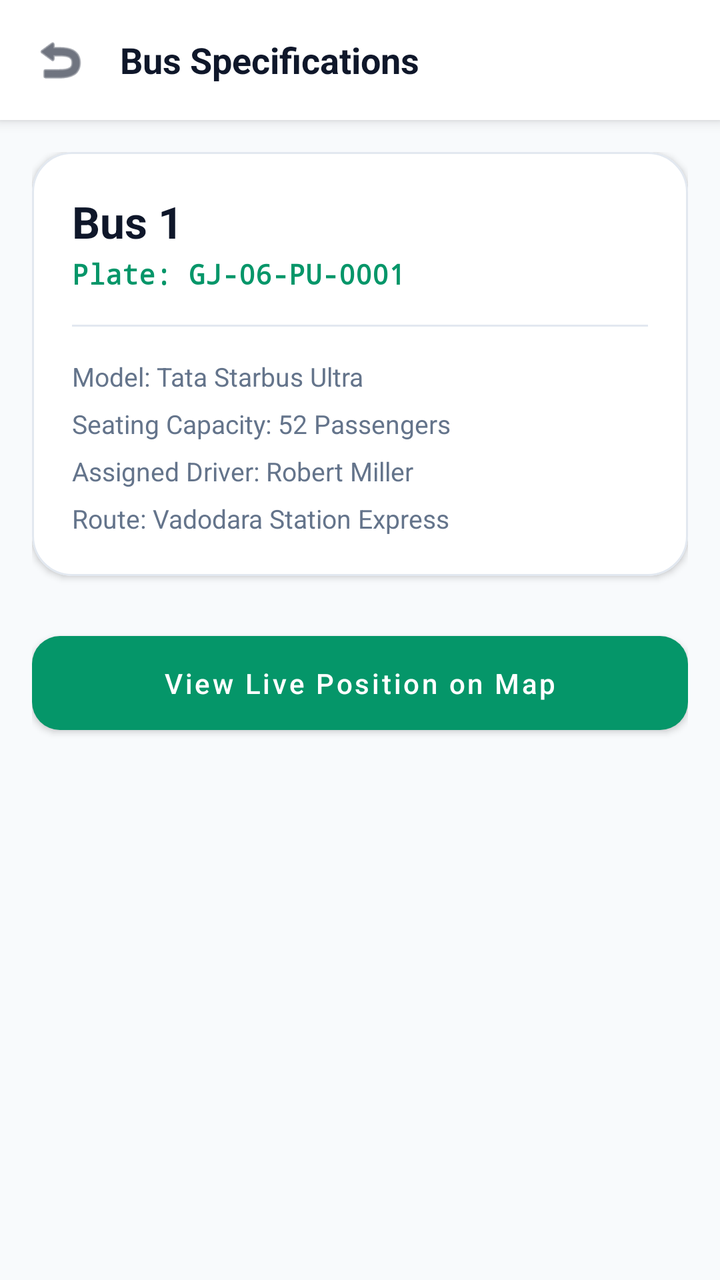
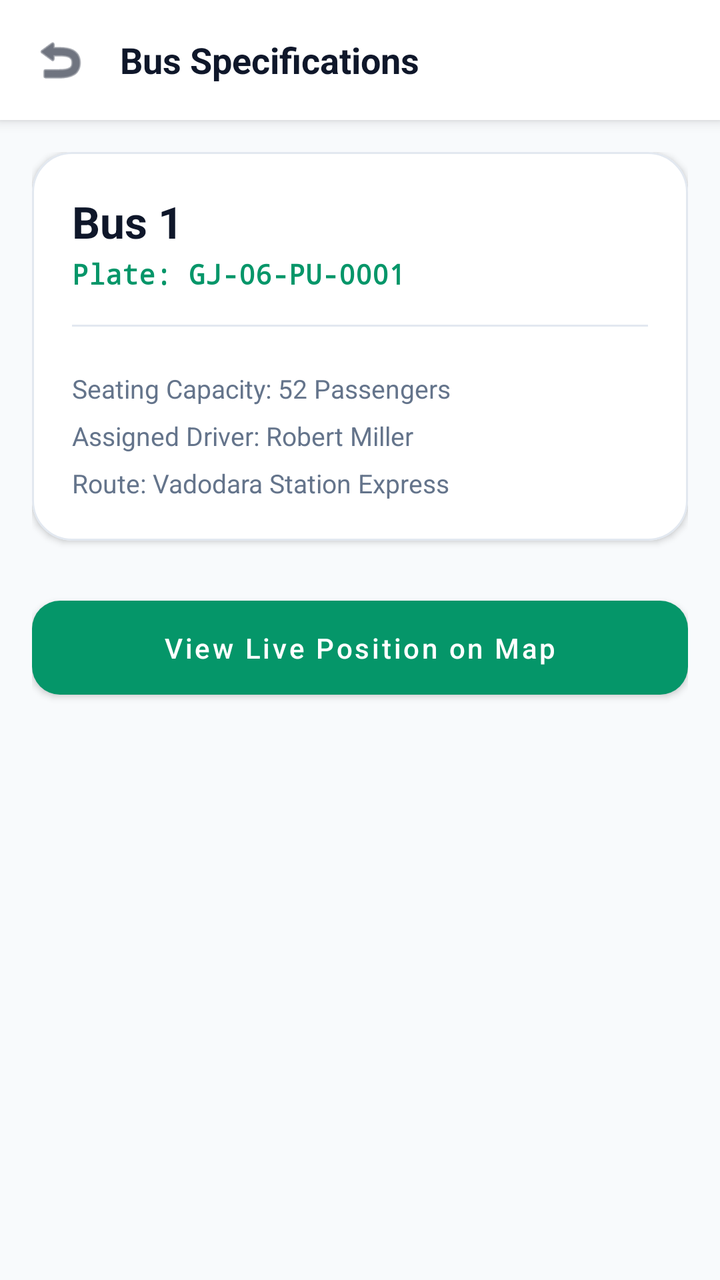

Before-and-after screenshots of an Android layout around one commit, followed by the original layout XML and the change that was made.
<!-- AndroidManifest.xml: application theme Theme.UniTrack -->
<!-- res/layout/activity_bus_detail.xml -->
<?xml version="1.0" encoding="utf-8"?>
<ScrollView xmlns:android="http://schemas.android.com/apk/res/android"
    xmlns:app="http://schemas.android.com/apk/res-auto"
    android:layout_width="match_parent"
    android:layout_height="match_parent"
    android:background="@color/background"
    android:fillViewport="true">

    <LinearLayout
        android:layout_width="match_parent"
        android:layout_height="wrap_content"
        android:orientation="vertical">

        <LinearLayout
            android:layout_width="match_parent"
            android:layout_height="wrap_content"
            android:background="@color/white"
            android:elevation="4dp"
            android:gravity="center_vertical"
            android:orientation="horizontal"
            android:padding="16dp">

            <ImageView
                android:id="@+id/btnBack"
                android:layout_width="28dp"
                android:layout_height="28dp"
                android:clickable="true"
                android:focusable="true"
                android:src="@android:drawable/ic_menu_revert"
                app:tint="@color/text_primary" />

            <TextView
                android:layout_width="wrap_content"
                android:layout_height="wrap_content"
                android:layout_marginStart="16dp"
                android:text="Bus Specifications"
                android:textColor="@color/text_primary"
                android:textSize="18sp"
                android:textStyle="bold" />
        </LinearLayout>

        <LinearLayout
            android:layout_width="match_parent"
            android:layout_height="wrap_content"
            android:orientation="vertical"
            android:padding="16dp">

            <com.google.android.material.card.MaterialCardView
                style="@style/Widget.UniTrack.Card"
                android:layout_width="match_parent"
                android:layout_height="wrap_content"
                app:cardCornerRadius="20dp">

                <LinearLayout
                    android:layout_width="match_parent"
                    android:layout_height="wrap_content"
                    android:orientation="vertical"
                    android:padding="20dp">

                    <TextView
                        android:id="@+id/tvBusNumber"
                        android:layout_width="wrap_content"
                        android:layout_height="wrap_content"
                        android:text="Bus 1"
                        android:textColor="@color/text_primary"
                        android:textSize="22sp"
                        android:textStyle="bold" />

                    <TextView
                        android:id="@+id/tvLicensePlate"
                        android:layout_width="wrap_content"
                        android:layout_height="wrap_content"
                        android:layout_marginTop="2dp"
                        android:fontFamily="monospace"
                        android:text="Plate: GJ-06-PU-0001"
                        android:textColor="@color/primary"
                        android:textSize="14sp"
                        android:textStyle="bold" />

                    <View
                        android:layout_width="match_parent"
                        android:layout_height="1dp"
                        android:layout_marginTop="16dp"
                        android:layout_marginBottom="16dp"
                        android:background="@color/divider" />

                    <TextView
                        android:id="@+id/tvModel"
                        android:layout_width="wrap_content"
                        android:layout_height="wrap_content"
                        android:text="Model: Tata Starbus Ultra"
                        android:textColor="@color/text_secondary"
                        android:textSize="13sp" />

                    <TextView
                        android:id="@+id/tvCapacity"
                        android:layout_width="wrap_content"
                        android:layout_height="wrap_content"
                        android:layout_marginTop="6dp"
                        android:text="Seating Capacity: 52 Passengers"
                        android:textColor="@color/text_secondary"
                        android:textSize="13sp" />

                    <TextView
                        android:id="@+id/tvDriver"
                        android:layout_width="wrap_content"
                        android:layout_height="wrap_content"
                        android:layout_marginTop="6dp"
                        android:text="Assigned Driver: Robert Miller"
                        android:textColor="@color/text_secondary"
                        android:textSize="13sp" />

                    <TextView
                        android:id="@+id/tvAssignedRoute"
                        android:layout_width="wrap_content"
                        android:layout_height="wrap_content"
                        android:layout_marginTop="6dp"
                        android:text="Route: Vadodara Station Express"
                        android:textColor="@color/text_secondary"
                        android:textSize="13sp" />

                </LinearLayout>
            </com.google.android.material.card.MaterialCardView>

            <com.google.android.material.button.MaterialButton
                android:id="@+id/btnViewOnMap"
                style="@style/Widget.UniTrack.Button.Primary"
                android:layout_width="match_parent"
                android:layout_height="wrap_content"
                android:layout_marginTop="24dp"
                android:text="View Live Position on Map" />

        </LinearLayout>
    </LinearLayout>
</ScrollView>
<!-- resources referenced by this layout -->
<resources>
  <color name="background">#F8FAFC</color>
  <color name="divider">#E2E8F0</color>
  <color name="primary">#059669</color>
  <color name="text_primary">#0F172A</color>
  <color name="text_secondary">#64748B</color>
  <color name="white">#FFFFFF</color>
  <style name="Widget.UniTrack.Button.Primary" parent="Widget.MaterialComponents.Button">
          <item name="backgroundTint">@color/primary</item>
          <item name="android:textColor">@color/pure_white</item>
          <item name="cornerRadius">14dp</item>
          <item name="android:textAllCaps">false</item>
          <item name="android:paddingTop">14dp</item>
          <item name="android:paddingBottom">14dp</item>
          <item name="android:fontFamily">sans-serif-medium</item>
      </style>
  <style name="Widget.UniTrack.Card" parent="Widget.MaterialComponents.CardView">
          <item name="cardCornerRadius">20dp</item>
          <item name="cardElevation">2dp</item>
          <item name="cardBackgroundColor">@color/card_background</item>
          <item name="strokeColor">@color/border</item>
          <item name="strokeWidth">1dp</item>
      </style>
  <style name="Theme.UniTrack" parent="Theme.MaterialComponents.DayNight.NoActionBar">
          
          <item name="colorPrimary">@color/primary</item>
          <item name="colorPrimaryVariant">@color/primary_dark</item>
          <item name="colorOnPrimary">@color/pure_white</item>
          
          <item name="colorSecondary">@color/secondary</item>
          <item name="colorSecondaryVariant">@color/secondary_light</item>
          <item name="colorOnSecondary">@color/pure_white</item>
          
          <item name="android:statusBarColor">@color/surface</item>
          <item name="android:windowLightStatusBar">true</item>
          <item name="android:windowBackground">@color/background</item>
          <item name="colorSurface">@color/surface</item>
          <item name="colorOnSurface">@color/text_primary</item>
  
          
          <item name="android:textColor">@color/text_primary</item>
          <item name="android:textColorPrimary">@color/text_primary</item>
          <item name="android:textColorSecondary">@color/text_secondary</item>
          <item name="android:textColorHint">@color/input_hint</item>
          <item name="android:editTextColor">@color/input_text</item>
  
          
          <item name="textInputStyle">@style/Widget.UniTrack.TextInputLayout</item>
          <item name="editTextStyle">@style/Widget.UniTrack.EditText</item>
      </style>
  <color name="pure_white">#FFFFFF</color>
  <color name="card_background">#FFFFFF</color>
  <color name="border">#E2E8F0</color>
  <color name="primary_dark">#047857</color>
  <color name="secondary">#0F172A</color>
  <color name="secondary_light">#1E293B</color>
  <color name="surface">#FFFFFF</color>
  <color name="input_hint">#64748B</color>
  <color name="input_text">#0F172A</color>
  <style name="Widget.UniTrack.TextInputLayout" parent="Widget.MaterialComponents.TextInputLayout.OutlinedBox">
          <item name="boxStrokeColor">@color/primary</item>
          <item name="hintTextColor">@color/primary</item>
          <item name="android:textColorHint">@color/input_hint</item>
          <item name="boxBackgroundColor">@color/input_background</item>
          <item name="boxCornerRadiusTopStart">12dp</item>
          <item name="boxCornerRadiusTopEnd">12dp</item>
          <item name="boxCornerRadiusBottomStart">12dp</item>
          <item name="boxCornerRadiusBottomEnd">12dp</item>
      </style>
  <style name="Widget.UniTrack.EditText" parent="Widget.MaterialComponents.TextInputEditText.OutlinedBox">
          <item name="android:textColor">@color/input_text</item>
          <item name="android:textColorHint">@color/input_hint</item>
          <item name="android:textSize">14sp</item>
      </style>
  <color name="input_background">#FFFFFF</color>
</resources>

<!-- the commit's change to res/layout/activity_bus_detail.xml (unified diff, before → after) -->
@@ -85,14 +85,6 @@
                         android:background="@color/divider" />
 
                     <TextView
-                        android:id="@+id/tvModel"
-                        android:layout_width="wrap_content"
-                        android:layout_height="wrap_content"
-                        android:text="Model: Tata Starbus Ultra"
-                        android:textColor="@color/text_secondary"
-                        android:textSize="13sp" />
-
-                    <TextView
                         android:id="@+id/tvCapacity"
                         android:layout_width="wrap_content"
                         android:layout_height="wrap_content"
